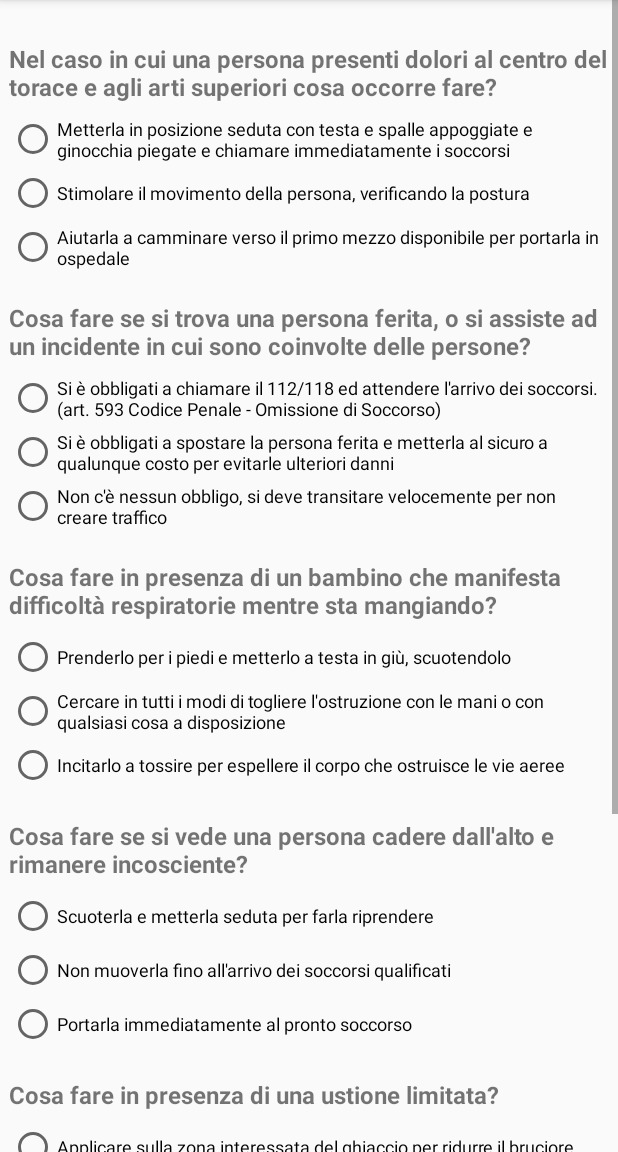
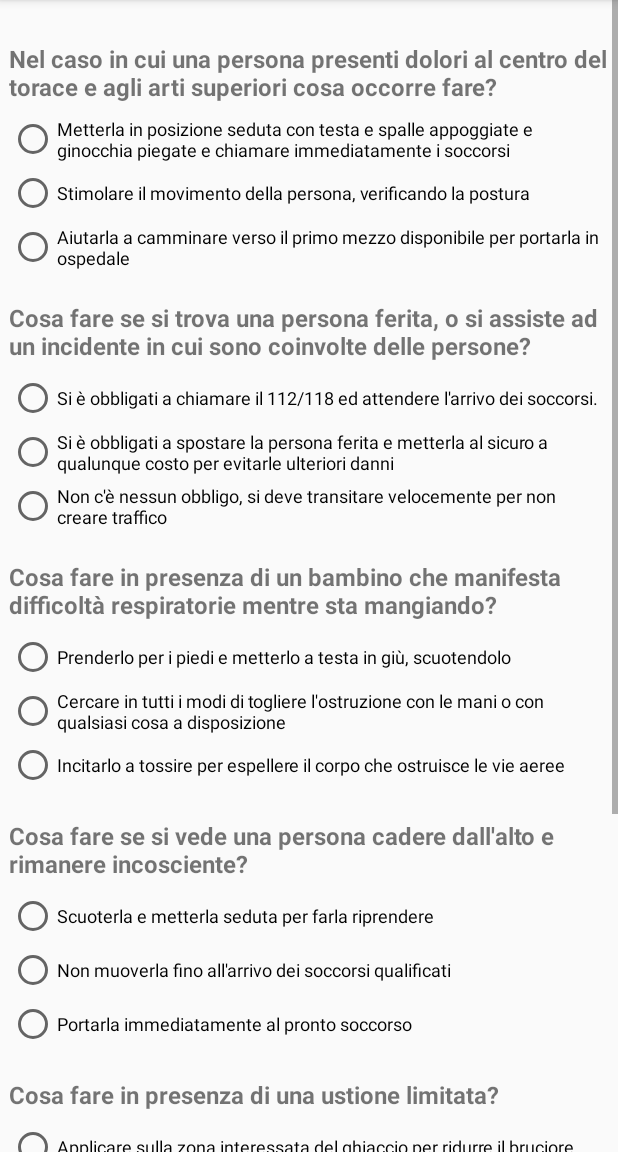
Before and after one commit to michelangelob/MedicalEmergency, an Android app: the Quiz screen opened directly, with no data from a screen before it, on a phone screen of 412 x 824 dp, the part 84-1236 px from its top. Run offline under Robolectric (Android 15) with nearby library versions, the phone set to English and light mode, and no system bars.

Commit message:
text and UI corrected

```diff
--- a/app/src/main/java/com/example/android/medicalemergency/Result.java
+++ b/app/src/main/java/com/example/android/medicalemergency/Result.java
@@ -39,7 +39,7 @@ public class Result extends MainActivity {
             case 1:
                 ImageView imageViewYellow = (ImageView) findViewById(R.id.Result_quiz_image_view);
                 imageViewYellow.setImageResource(R.drawable.yellow);
-                ResultMessage.setText(getString(R.string.yellowMessage) + " " +nro_question );
+                ResultMessage.setText(getString(R.string.yellowMessage) + " " +nro_question +getString(R.string.yellowMessage1));
                 break;
             case 2:
             case 3:
@@ -52,7 +52,7 @@ public class Result extends MainActivity {
             case 10:
                 ImageView imageViewRed = (ImageView) findViewById(R.id.Result_quiz_image_view);
                 imageViewRed.setImageResource(R.drawable.red);
-                ResultMessage.setText(getString(R.string.redMessage1) + " " + nro_wrong + " " + getString(R.string.redMessage2)  + " " + nro_question +  " " + getString(R.string.redMessage3) );
+                ResultMessage.setText(getString(R.string.redMessage1) + " " + nro_wrong + " " + getString(R.string.redMessage2)  + " " + nro_question + getString(R.string.redMessage3) );
                 break;
         }
 
--- a/app/src/main/res/layout/activity_main.xml
+++ b/app/src/main/res/layout/activity_main.xml
@@ -19,8 +19,7 @@
             android:layout_height="wrap_content"
             android:layout_marginBottom="@dimen/activity_margin_bottom"
             android:textSize="@dimen/activity_large"
-            android:text="@string/TitleMain"
-            android:textAllCaps="true" />
+            android:text="@string/TitleMain" />
 
         <TextView
             android:id="@+id/DescriptionMainTextView"
--- a/app/src/main/res/values/strings.xml
+++ b/app/src/main/res/values/strings.xml
@@ -1,7 +1,7 @@
 <resources>
     <string name="app_name">Manovre di emergenza</string>
     <string name="TitleMain">Sai cosa fare per aiutare una persona infortunata e/o vittima di un incidente?</string>
-    <string name="DescriptionMain">Sapere cosa fare in una emergenza è differente da pensare di poterla gestire realmente, in quanto la maggior parte delle persone potrebbe, in preda al panico, bloccarsi o rischiare di fare la cosa sbagliata. Questo quiz mira ovviamente a dare solo delle indicazioni generali sui comportamenti da tenere e non si vuole assolutamente sostituirsi ad un corso di "pronto soccorso". </string>
+    <string name="DescriptionMain">Sapere cosa fare in una emergenza è differente da pensare di poterla gestire realmente, in quanto la maggior parte delle persone potrebbe, in preda al panico, bloccarsi o rischiare di fare la cosa sbagliata. Questo quiz mira ovviamente a dare solo delle indicazioni generali sui comportamenti da tenere e non si deve assolutamente considerare una alternativa ad un corso di "pronto soccorso". </string>
     <string name="GoMainButton">Vai al Quiz</string>
 
     <string name="TitleQuiz">Manovre di emergenza</string>
@@ -12,7 +12,7 @@
     <string name="Question0_2">Stimolare il movimento della persona, verificando la postura</string>
     <string name="Question0_3">Aiutarla a camminare verso il primo mezzo disponibile per portarla in ospedale</string>
     <string name="Question1">Cosa fare se si trova una persona ferita, o si assiste ad un incidente in cui sono coinvolte delle persone?</string>
-    <string name="Question1_1">Si è obbligati a chiamare il 112/118 ed attendere l\'arrivo dei soccorsi. (art. 593 Codice Penale - Omissione di Soccorso)</string>
+    <string name="Question1_1">Si è obbligati a chiamare il 112/118 ed attendere l\'arrivo dei soccorsi. </string>
     <string name="Question1_2">Si è obbligati a spostare la persona ferita e metterla al sicuro a qualunque costo per evitarle ulteriori danni</string>
     <string name="Question1_3">Non c\'è nessun obbligo, si deve transitare velocemente per non creare traffico </string>
     <string name="Question2">Cosa fare in presenza di un bambino che manifesta difficoltà respiratorie mentre sta mangiando?</string>
@@ -27,18 +27,18 @@
     <string name="Question4_1">Applicare sulla zona interessata del ghiaccio per ridurre il bruciore </string>
     <string name="Question4_2">Togliere eventuali vestiti attaccati alla pelle e usare un disinfettante </string>
     <string name="Question4_3">Lavare a lungo con acqua corrente per ridurre la temperatura</string>
-    <string name="Question5">Cosa fare se si vede una persona "prendere la scossa"?</string>
-    <string name="Question5_1">Afferrarla con le mani e spostarla immediatamente dalla fonte di </string>
+    <string name="Question5">Cosa fare se si vede una persona \"prendere la scossa\"?</string>
+    <string name="Question5_1">Afferrarla con le mani e spostarla immediatamente dalla fonte di pericolo</string>
     <string name="Question5_2">Interrompere l\'alimentazione elettrica a livello centrale (contatore)</string>
     <string name="Question5_3">Usare qualcosa per spostarla </string>
 
 
     <string name="Answer0">Nel caso in cui una persona presenti dolori al centro del torace e agli arti superiori</string>
-    <string name="Answer0_1">bisogna cercare di metterla in posizione seduta con testa e spalle appoggiate e ginocchia piegate e chiamare immediatamente i soccorsi</string>
-    <string name="Answer0_2"></string>
-    <string name="Answer0_3"></string>
+    <string name="Answer0_1">bisogna cercare di metterla in posizione seduta con testa e spalle appoggiate e ginocchia piegate e chiamare immediatamente i soccorsi.</string>
+    <string name="Answer0_2">E\' sconsigliato qualsiasi altro movimento per non aggravare le condizioni dell\'infortunato in quanto potrebbe trattarsi di un attacco cardiaco</string>
+    <string name="Answer0_3">E\' sconsigliato qualsiasi altro movimento per non aggravare le condizioni dell\'infortunato in quanto potrebbe trattarsi di un attacco cardiaco</string>
     <string name="Answer1">In caso di incidente in cui sono coinvolte delle persone </string>
-    <string name="Answer1_1">si è obbligati a chiamare il 112/118 ed attendere l\'arrivo dei soccorsi. </string>
+    <string name="Answer1_1">si è obbligati a chiamare il 112/118 ed attendere l\'arrivo dei soccorsi (art. 593 Codice Penale - Omissione di Soccorso). </string>
     <string name="Answer1_2">e se possibile non spostare la persona ferita perché potrebbe avere dei traumi o lesioni alla colonna </string>
     <string name="Answer1_3">Non farlo costituisce reato(art. 593 Codice Penale - Omissione di Soccorso)</string>
     <string name="Answer2">In presenza di un bambino che manifesta difficoltà respiratorie mentre sta mangiando </string>
@@ -60,7 +60,8 @@
 
 
     <string name="greenMessage">Perfetto. Nessun errore!!!</string>
-    <string name="yellowMessage">Quasi perfetto, hai sbagliato 1 sola risposta su </string>
+    <string name="yellowMessage">Ottimo lavoro, hai sbagliato una sola risposta su </string>
+    <string name="yellowMessage1">. Esamina i risultati di seguito</string>
     <string name="redMessage1">Non ci siamo, hai sbagliato </string>
     <string name="redMessage2"> risposte su </string>
     <string name="redMessage3">. Esamina i risultati di seguito</string>
```
Also changed, not shown: 1 other file.
